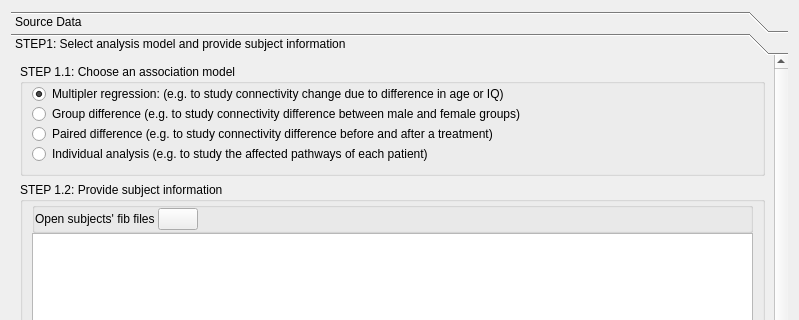
Before: the Qt Designer form tracking/vbc_dialog.ui in frankyeh/DSI-Studio, drawn with Qt 5; both pictures show x 0 to 799 and y 0 to 320 of the 799 by 622 pixel window.
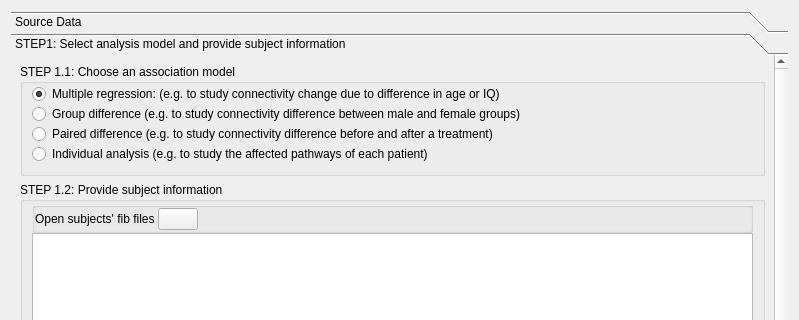
After: the same form once the commit is applied. Icons and pictures are not drawn. Custom widgets are drawn as their Qt base class.

Patch:
```diff
--- a/tracking/vbc_dialog.ui
+++ b/tracking/vbc_dialog.ui
@@ -378,7 +378,7 @@
          <property name="geometry">
           <rect>
            <x>0</x>
-           <y>-358</y>
+           <y>0</y>
            <width>756</width>
            <height>886</height>
           </rect>
@@ -402,7 +402,7 @@
              <item>
               <widget class="QRadioButton" name="rb_multiple_regression">
                <property name="text">
-                <string>Multipler regression: (e.g. to study connectivity change due to difference in age or IQ)</string>
+                <string>Multiple regression: (e.g. to study connectivity change due to difference in age or IQ)</string>
                </property>
                <property name="checked">
                 <bool>true</bool>
```
Left out of the diff: 8 changed lines with no effect on the pictures.
